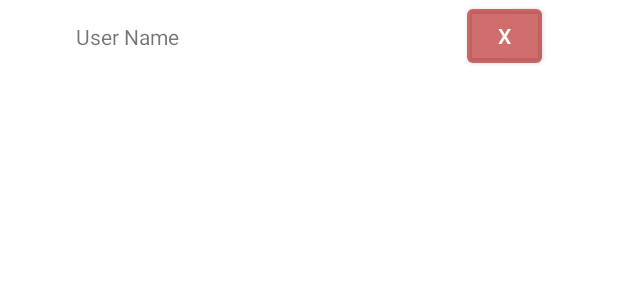
After one commit to Appyo-Poste/Poste, an Android app: the layout user_view_item.xml on its own in the app's theme, with its tools: preview values and no code run, on a phone screen of 412 x 824 dp. The commit adds this screen. Shown: the top 300 px of the screen. Run offline under Robolectric (Android 15) with nearby library versions, the phone set to English and light mode, and no system bars.

Commit message:
Working user adapter

```diff
--- a/app/src/main/AndroidManifest.xml
+++ b/app/src/main/AndroidManifest.xml
@@ -23,11 +23,16 @@
         android:theme="@style/Theme.Poste"
         tools:targetApi="31">
         <activity
+            android:name=".activities.FolderUserActivity"
+            android:exported="false" />
+        <activity
             android:name=".activities.NewPostActivity"
             android:exported="true">
             <intent-filter>
                 <action android:name="android.intent.action.SEND" />
+
                 <category android:name="android.intent.category.DEFAULT" />
+
                 <data android:mimeType="text/plain" />
             </intent-filter>
         </activity>
--- a/app/src/main/java/com/example/poste/activities/FolderViewActivity.java
+++ b/app/src/main/java/com/example/poste/activities/FolderViewActivity.java
@@ -86,6 +86,10 @@ public class FolderViewActivity extends AppCompatActivity {
     private void prepVars() {
         emptyText = findViewById(R.id.folderViewEmptyText);
         folderName = findViewById(R.id.folderNameText);
+        folderName.setOnClickListener(view -> {
+            Intent intent = new Intent(FolderViewActivity.this, FolderUserActivity.class);
+            startActivity(intent);
+        });
         newBut = findViewById(R.id.newPost);
         settingsBut = findViewById(R.id.folderSettings);
         postRecyclerView = findViewById(R.id.posts_recycler_view);
--- a/app/src/main/java/com/example/poste/models/Folder.java
+++ b/app/src/main/java/com/example/poste/models/Folder.java
@@ -1,5 +1,6 @@
 package com.example.poste.models;
 
+import java.util.ArrayList;
 import java.util.List;
 
 /**
@@ -15,7 +16,7 @@ public class Folder {
     /**
      * The users with whom the folder is shared, as a List of email address strings
      */
-    private List<String> sharedUsers;
+    private List<String> sharedUsers = new ArrayList<>();
 
     /**
      * The user permission of the folder. Should mirror the FolderPermission class of the backend.
--- /dev/null
+++ b/app/src/main/res/layout/user_view_item.xml
@@ -0,0 +1,34 @@
+<?xml version="1.0" encoding="utf-8"?>
+<androidx.constraintlayout.widget.ConstraintLayout xmlns:android="http://schemas.android.com/apk/res/android"
+    xmlns:app="http://schemas.android.com/apk/res-auto"
+    xmlns:tools="http://schemas.android.com/tools"
+    android:layout_width="match_parent"
+    android:layout_height="wrap_content"
+    android:layout_marginStart="25dp"
+    android:layout_marginEnd="25dp"
+    app:layout_constraintEnd_toEndOf="parent"
+    app:layout_constraintStart_toStartOf="parent">
+
+    <TextView
+        android:id="@+id/user_text_view"
+        android:layout_width="wrap_content"
+        android:layout_height="wrap_content"
+        android:layout_marginLeft="25dp"
+        android:text="User Name"
+        app:layout_constraintBottom_toBottomOf="parent"
+        app:layout_constraintStart_toStartOf="parent"
+        app:layout_constraintTop_toTopOf="parent"
+        app:layout_constraintVertical_bias="0.5" />
+
+    <Button
+        android:id="@+id/user_button_view"
+        android:layout_width="50dp"
+        android:layout_height="wrap_content"
+        android:text="X"
+        android:layout_marginRight="25dp"
+        app:layout_constraintBottom_toBottomOf="parent"
+        app:layout_constraintEnd_toEndOf="parent"
+        app:layout_constraintTop_toTopOf="parent"
+        app:layout_constraintVertical_bias="0.5" />
+
+</androidx.constraintlayout.widget.ConstraintLayout>
```
Also changed, not shown: app/src/main/java/com/example/poste/activities/FolderUserActivity.java (added, +47 -0 lines), app/src/main/java/com/example/poste/adapters/UserAdapter.java (added, +111 -0 lines), app/src/main/res/layout/activity_folder_user.xml (added, +14 -0 lines).
